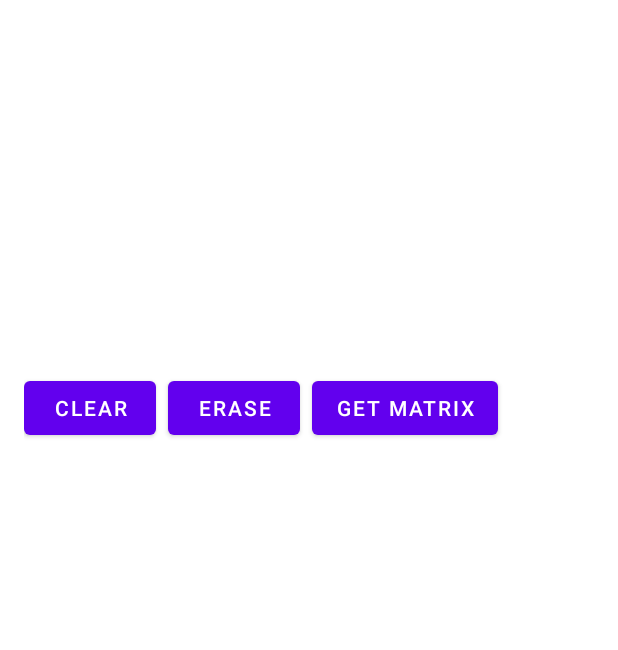
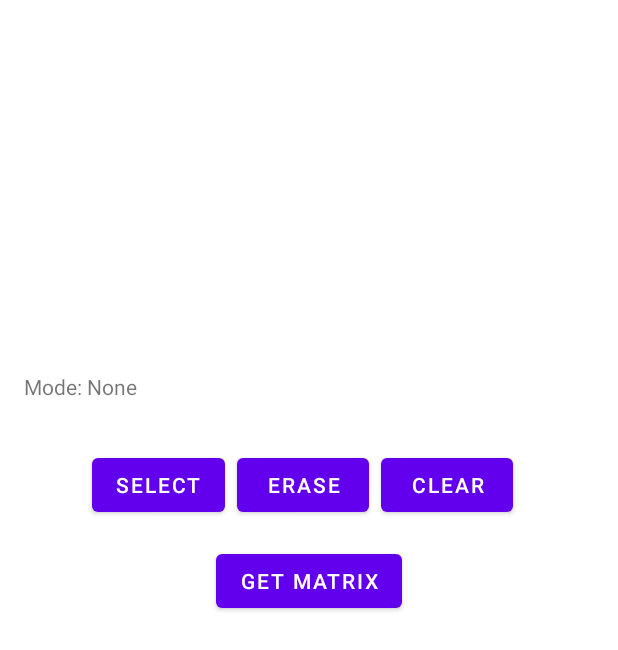
Before and after one commit to naufalrzld/pixel-selector, an Android app: the layout activity_main.xml on its own in the app's theme, with its tools: preview values and no code run, on a phone screen of 412 x 824 dp. Shown: the top 650 px of the screen. Run offline under Robolectric (Android 15) with nearby library versions, the phone set to English and light mode, and no system bars.

Commit message:
add mode

```diff
--- a/app/src/main/res/layout/activity_main.xml
+++ b/app/src/main/res/layout/activity_main.xml
@@ -15,35 +15,51 @@
         app:layout_constraintStart_toStartOf="parent"
         app:layout_constraintTop_toTopOf="parent" />
 
+    <TextView
+        android:id="@+id/tv_mode"
+        android:layout_width="0dp"
+        android:layout_height="wrap_content"
+        android:layout_marginStart="16dp"
+        android:layout_marginTop="16dp"
+        app:layout_constraintEnd_toEndOf="parent"
+        app:layout_constraintStart_toStartOf="parent"
+        app:layout_constraintTop_toBottomOf="@+id/iv_image"
+        tools:text="Mode: None"/>
+
     <LinearLayout
         android:id="@+id/ll_action"
         android:layout_width="0dp"
         android:layout_height="wrap_content"
+        android:layout_marginTop="16dp"
+        android:gravity="center"
         android:orientation="horizontal"
         android:padding="16dp"
         app:layout_constraintEnd_toEndOf="parent"
         app:layout_constraintStart_toStartOf="parent"
-        app:layout_constraintTop_toBottomOf="@+id/iv_image">
+        app:layout_constraintTop_toBottomOf="@+id/tv_mode">
+
+        <Button
+            android:id="@+id/btn_select"
+            android:layout_width="wrap_content"
+            android:layout_height="wrap_content"
+            android:layout_marginRight="8dp"
+            android:text="Select" />
+
+        <Button
+            android:id="@+id/btn_erase"
+            android:layout_width="wrap_content"
+            android:layout_height="wrap_content"
+            android:layout_marginRight="8dp"
+            android:text="Erase" />
 
         <Button
             android:id="@+id/btn_clear"
             android:layout_width="wrap_content"
             android:layout_height="wrap_content"
             android:layout_marginRight="8dp"
-            android:text="Clear"
-            app:layout_constraintEnd_toEndOf="parent"
-            app:layout_constraintStart_toStartOf="parent"
-            app:layout_constraintTop_toBottomOf="@+id/iv_image" />
+            android:text="Clear" />
 
-        <Button
-            android:id="@+id/btn_erase"
-            android:layout_width="wrap_content"
-            android:layout_height="wrap_content"
-            android:layout_marginRight="8dp"
-            android:text="Erase"
-            app:layout_constraintEnd_toEndOf="parent"
-            app:layout_constraintStart_toStartOf="parent"
-            app:layout_constraintTop_toBottomOf="@+id/iv_image" />
+    </LinearLayout>
 
     <Button
         android:id="@+id/btn_get_matrix"
@@ -52,8 +68,6 @@
         android:text="Get Matrix"
         app:layout_constraintEnd_toEndOf="parent"
         app:layout_constraintStart_toStartOf="parent"
-            app:layout_constraintTop_toBottomOf="@+id/iv_image" />
-
-    </LinearLayout>
+        app:layout_constraintTop_toBottomOf="@+id/ll_action" />
 
 </androidx.constraintlayout.widget.ConstraintLayout>
```
Also changed, not shown: app/src/main/java/com/example/image/selector/MainActivity.kt (+20 -8 lines), library/src/main/java/com/telkom/library/PixelImageView.kt (+8 -7 lines), 1 other file. Lines whose indentation alone changed are shown as unchanged.
